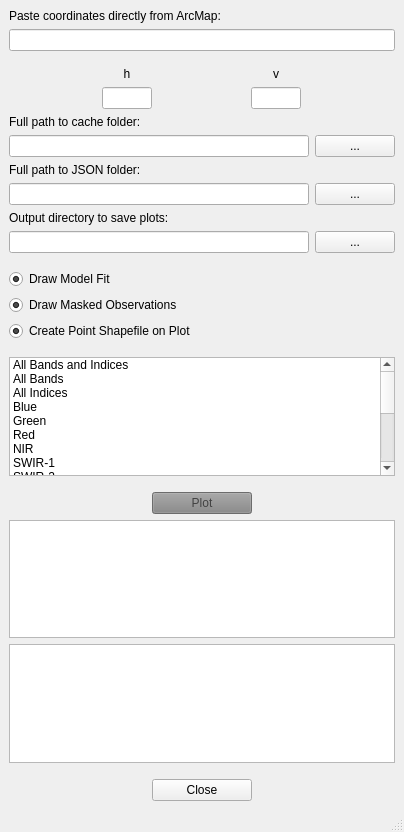
Above: Controls/UI_MAIN.UI from repository-preservation/lcmap-tap before the change. Below: the same form after it.
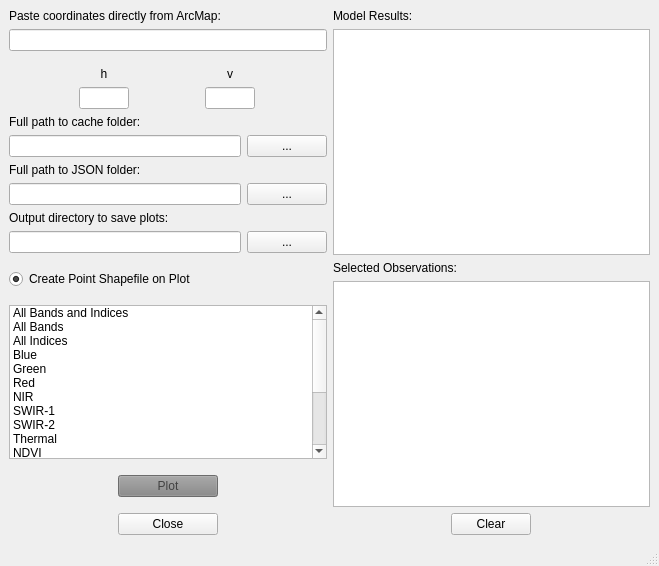
That is the form after the change.

The edit to the form file:
```diff
--- a/Controls/UI_MAIN.UI
+++ b/Controls/UI_MAIN.UI
@@ -6,8 +6,8 @@
    <rect>
     <x>0</x>
     <y>0</y>
-    <width>404</width>
-    <height>832</height>
+    <width>659</width>
+    <height>566</height>
    </rect>
   </property>
   <property name="windowTitle">
@@ -20,184 +20,6 @@
    <layout class="QGridLayout" name="gridLayout">
     <item row="0" column="0">
      <layout class="QGridLayout" name="gridLayout_main">
-      <item row="21" column="0">
-       <widget class="QPlainTextEdit" name="plainTextEdit_click">
-        <property name="readOnly">
-         <bool>true</bool>
-        </property>
-       </widget>
-      </item>
-      <item row="17" column="0">
-       <widget class="QListWidget" name="listitems">
-        <property name="alternatingRowColors">
-         <bool>false</bool>
-        </property>
-        <property name="selectionMode">
-         <enum>QAbstractItemView::MultiSelection</enum>
-        </property>
-        <item>
-         <property name="text">
-          <string>All Bands and Indices</string>
-         </property>
-        </item>
-        <item>
-         <property name="text">
-          <string>All Bands</string>
-         </property>
-        </item>
-        <item>
-         <property name="text">
-          <string>All Indices</string>
-         </property>
-        </item>
-        <item>
-         <property name="text">
-          <string>Blue</string>
-         </property>
-        </item>
-        <item>
-         <property name="text">
-          <string>Green</string>
-         </property>
-        </item>
-        <item>
-         <property name="text">
-          <string>Red</string>
-         </property>
-        </item>
-        <item>
-         <property name="text">
-          <string>NIR</string>
-         </property>
-        </item>
-        <item>
-         <property name="text">
-          <string>SWIR-1</string>
-         </property>
-        </item>
-        <item>
-         <property name="text">
-          <string>SWIR-2</string>
-         </property>
-        </item>
-        <item>
-         <property name="text">
-          <string>Thermal</string>
-         </property>
-        </item>
-        <item>
-         <property name="text">
-          <string>NDVI</string>
-         </property>
-        </item>
-        <item>
-         <property name="text">
-          <string>MSAVI</string>
-         </property>
-        </item>
-        <item>
-         <property name="text">
-          <string>EVI</string>
-         </property>
-        </item>
-        <item>
-         <property name="text">
-          <string>SAVI</string>
-         </property>
-        </item>
-        <item>
-         <property name="text">
-          <string>NDMI</string>
-         </property>
-        </item>
-        <item>
-         <property name="text">
-          <string>NBR</string>
-         </property>
-        </item>
-        <item>
-         <property name="text">
-          <string>NBR-2</string>
-         </property>
-        </item>
-       </widget>
-      </item>
-      <item row="9" column="0">
-       <widget class="QLabel" name="output_label">
-        <property name="text">
-         <string>Output directory to save plots:</string>
-        </property>
-       </widget>
-      </item>
-      <item row="18" column="0">
-       <spacer name="spacer_4">
-        <property name="orientation">
-         <enum>Qt::Vertical</enum>
-        </property>
-        <property name="sizeType">
-         <enum>QSizePolicy::Minimum</enum>
-        </property>
-        <property name="sizeHint" stdset="0">
-         <size>
-          <width>20</width>
-          <height>10</height>
-         </size>
-        </property>
-       </spacer>
-      </item>
-      <item row="20" column="0">
-       <widget class="QPlainTextEdit" name="plainTextEdit_results">
-        <property name="readOnly">
-         <bool>true</bool>
-        </property>
-       </widget>
-      </item>
-      <item row="4" column="0">
-       <layout class="QHBoxLayout" name="horizontalLayout_hvinput">
-        <item>
-         <widget class="QLineEdit" name="hline">
-          <property name="maximumSize">
-           <size>
-            <width>50</width>
-            <height>16777215</height>
-           </size>
-          </property>
-          <property name="maxLength">
-           <number>2</number>
-          </property>
-         </widget>
-        </item>
-        <item>
-         <widget class="QLineEdit" name="vline">
-          <property name="maximumSize">
-           <size>
-            <width>50</width>
-            <height>16777215</height>
-           </size>
-          </property>
-          <property name="maxLength">
-           <number>2</number>
-          </property>
-         </widget>
-        </item>
-       </layout>
-      </item>
-      <item row="22" column="0">
-       <spacer name="spacer_5">
-        <property name="orientation">
-         <enum>Qt::Vertical</enum>
-        </property>
-        <property name="sizeType">
-         <enum>QSizePolicy::Minimum</enum>
-        </property>
-        <property name="sizeHint" stdset="0">
-         <size>
-          <width>20</width>
-          <height>10</height>
-         </size>
-        </property>
-       </spacer>
-      </item>
       <item row="8" column="0">
        <layout class="QHBoxLayout" name="horizontalLayout_json">
         <item>
@@ -212,32 +34,7 @@
         </item>
        </layout>
       </item>
-      <item row="23" column="0" alignment="Qt::AlignHCenter">
-       <widget class="QPushButton" name="exitbutton">
-        <property name="sizePolicy">
-         <sizepolicy hsizetype="Fixed" vsizetype="Fixed">
-          <horstretch>0</horstretch>
-          <verstretch>0</verstretch>
-         </sizepolicy>
-        </property>
-        <property name="minimumSize">
-         <size>
-          <width>100</width>
-          <height>0</height>
-         </size>
-        </property>
-        <property name="maximumSize">
-         <size>
-          <width>100</width>
-          <height>16777215</height>
-         </size>
-        </property>
-        <property name="text">
-         <string>Close</string>
-        </property>
-       </widget>
-      </item>
-      <item row="19" column="0" alignment="Qt::AlignHCenter">
+      <item row="17" column="0" alignment="Qt::AlignHCenter">
        <widget class="QPushButton" name="plotbutton">
         <property name="enabled">
          <bool>false</bool>
@@ -680,6 +477,75 @@
         </property>
        </widget>
       </item>
+      <item row="20" column="0">
+       <spacer name="spacer_5">
+        <property name="orientation">
+         <enum>Qt::Vertical</enum>
+        </property>
+        <property name="sizeType">
+         <enum>QSizePolicy::Minimum</enum>
+        </property>
+        <property name="sizeHint" stdset="0">
+         <size>
+          <width>20</width>
+          <height>10</height>
+         </size>
+        </property>
+       </spacer>
+      </item>
+      <item row="4" column="0">
+       <layout class="QHBoxLayout" name="horizontalLayout_hvinput">
+        <item>
+         <widget class="QLineEdit" name="hline">
+          <property name="maximumSize">
+           <size>
+            <width>50</width>
+            <height>16777215</height>
+           </size>
+          </property>
+          <property name="maxLength">
+           <number>2</number>
+          </property>
+         </widget>
+        </item>
+        <item>
+         <widget class="QLineEdit" name="vline">
+          <property name="maximumSize">
+           <size>
+            <width>50</width>
+            <height>16777215</height>
+           </size>
+          </property>
+          <property name="maxLength">
+           <number>2</number>
+          </property>
+         </widget>
+        </item>
+       </layout>
+      </item>
+      <item row="5" column="0">
+       <widget class="QLabel" name="cache_label">
+        <property name="text">
+         <string>Full path to cache folder:</string>
+        </property>
+       </widget>
+      </item>
+      <item row="2" column="0">
+       <spacer name="spacer_1">
+        <property name="orientation">
+         <enum>Qt::Vertical</enum>
+        </property>
+        <property name="sizeType">
+         <enum>QSizePolicy::Minimum</enum>
+        </property>
+        <property name="sizeHint" stdset="0">
+         <size>
+          <width>20</width>
+          <height>10</height>
+         </size>
+        </property>
+       </spacer>
+      </item>
       <item row="1" column="0">
        <widget class="QLineEdit" name="arccoordsline">
         <property name="clearButtonEnabled">
@@ -701,29 +567,6 @@
         </item>
        </layout>
       </item>
-      <item row="5" column="0">
-       <widget class="QLabel" name="cache_label">
-        <property name="text">
-         <string>Full path to cache folder:</string>
-        </property>
-       </widget>
-      </item>
-      <item row="2" column="0">
-       <spacer name="spacer_1">
-        <property name="orientation">
-         <enum>Qt::Vertical</enum>
-        </property>
-        <property name="sizeType">
-         <enum>QSizePolicy::Minimum</enum>
-        </property>
-        <property name="sizeHint" stdset="0">
-         <size>
-          <width>20</width>
-          <height>10</height>
-         </size>
-        </property>
-       </spacer>
-      </item>
       <item row="3" column="0">
        <layout class="QHBoxLayout" name="horizontalLayout_hvLabels">
         <item>
@@ -763,36 +606,32 @@
         </item>
        </layout>
       </item>
-      <item row="11" column="0">
-       <spacer name="spacer_2">
-        <property name="orientation">
-         <enum>Qt::Vertical</enum>
+      <item row="21" column="0" alignment="Qt::AlignHCenter">
+       <widget class="QPushButton" name="exitbutton">
+        <property name="sizePolicy">
+         <sizepolicy hsizetype="Fixed" vsizetype="Fixed">
+          <horstretch>0</horstretch>
+          <verstretch>0</verstretch>
+         </sizepolicy>
         </property>
-        <property name="sizeType">
-         <enum>QSizePolicy::Minimum</enum>
+        <property name="minimumSize">
+         <size>
+          <width>100</width>
+          <height>0</height>
+         </size>
         </property>
-        <property name="sizeHint" stdset="0">
+        <property name="maximumSize">
          <size>
-          <width>20</width>
-          <height>10</height>
+          <width>100</width>
+          <height>16777215</height>
          </size>
         </property>
-       </spacer>
-      </item>
-      <item row="13" column="0">
-       <widget class="QRadioButton" name="radiomasked">
         <property name="text">
-         <string>Draw Masked Observations</string>
-        </property>
-        <property name="checked">
-         <bool>true</bool>
-        </property>
-        <property name="autoExclusive">
-         <bool>false</bool>
+         <string>Close</string>
         </property>
        </widget>
       </item>
-      <item row="14" column="0">
+      <item row="12" column="0">
        <widget class="QRadioButton" name="radioshp">
         <property name="text">
          <string>Create Point Shapefile on Plot</string>
@@ -805,22 +644,8 @@
         </property>
        </widget>
       </item>
-      <item row="10" column="0">
-       <layout class="QHBoxLayout" name="horizontalLayout_plotsave">
-        <item>
-         <widget class="QLineEdit" name="browseoutputline"/>
-        </item>
-        <item>
-         <widget class="QPushButton" name="browseoutputbutton">
-          <property name="text">
-           <string>...</string>
-          </property>
-         </widget>
-        </item>
-       </layout>
-      </item>
-      <item row="16" column="0">
-       <spacer name="spacer_3">
+      <item row="11" column="0">
+       <spacer name="spacer_2">
         <property name="orientation">
          <enum>Qt::Vertical</enum>
         </property>
@@ -849,22 +674,196 @@
         </property>
        </widget>
       </item>
-      <item row="12" column="0">
-       <widget class="QRadioButton" name="radiomodelfit">
+      <item row="10" column="0">
+       <layout class="QHBoxLayout" name="horizontalLayout_plotsave">
+        <item>
+         <widget class="QLineEdit" name="browseoutputline"/>
+        </item>
+        <item>
+         <widget class="QPushButton" name="browseoutputbutton">
+          <property name="text">
+           <string>...</string>
+          </property>
+         </widget>
+        </item>
+       </layout>
+      </item>
+      <item row="14" column="0">
+       <spacer name="spacer_3">
+        <property name="orientation">
+         <enum>Qt::Vertical</enum>
+        </property>
+        <property name="sizeType">
+         <enum>QSizePolicy::Minimum</enum>
+        </property>
+        <property name="sizeHint" stdset="0">
+         <size>
+          <width>20</width>
+          <height>10</height>
+         </size>
+        </property>
+       </spacer>
+      </item>
+      <item row="9" column="0">
+       <widget class="QLabel" name="output_label">
+        <property name="text">
+         <string>Output directory to save plots:</string>
+        </property>
+       </widget>
+      </item>
+      <item row="16" column="0">
+       <spacer name="spacer_4">
+        <property name="orientation">
+         <enum>Qt::Vertical</enum>
+        </property>
+        <property name="sizeType">
+         <enum>QSizePolicy::Minimum</enum>
+        </property>
+        <property name="sizeHint" stdset="0">
+         <size>
+          <width>20</width>
+          <height>10</height>
+         </size>
+        </property>
+       </spacer>
+      </item>
+      <item row="15" column="0">
+       <widget class="QListWidget" name="listitems">
+        <property name="alternatingRowColors">
+         <bool>false</bool>
+        </property>
+        <property name="selectionMode">
+         <enum>QAbstractItemView::MultiSelection</enum>
+        </property>
+        <item>
+         <property name="text">
+          <string>All Bands and Indices</string>
+         </property>
+        </item>
+        <item>
+         <property name="text">
+          <string>All Bands</string>
+         </property>
+        </item>
+        <item>
+         <property name="text">
+          <string>All Indices</string>
+         </property>
+        </item>
+        <item>
+         <property name="text">
+          <string>Blue</string>
+         </property>
+        </item>
+        <item>
+         <property name="text">
+          <string>Green</string>
+         </property>
+        </item>
+        <item>
+         <property name="text">
+          <string>Red</string>
+         </property>
+        </item>
+        <item>
+         <property name="text">
+          <string>NIR</string>
+         </property>
+        </item>
+        <item>
+         <property name="text">
+          <string>SWIR-1</string>
+         </property>
+        </item>
+        <item>
+         <property name="text">
+          <string>SWIR-2</string>
+         </property>
+        </item>
+        <item>
+         <property name="text">
+          <string>Thermal</string>
+         </property>
+        </item>
+        <item>
+         <property name="text">
+          <string>NDVI</string>
+         </property>
+        </item>
+        <item>
+         <property name="text">
+          <string>MSAVI</string>
+         </property>
+        </item>
+        <item>
+         <property name="text">
+          <string>EVI</string>
+         </property>
+        </item>
+        <item>
+         <property name="text">
+          <string>SAVI</string>
+         </property>
+        </item>
+        <item>
+         <property name="text">
+          <string>NDMI</string>
+         </property>
+        </item>
+        <item>
+         <property name="text">
+          <string>NBR</string>
+         </property>
+        </item>
+        <item>
+         <property name="text">
+          <string>NBR-2</string>
+         </property>
+        </item>
+       </widget>
+      </item>
+     </layout>
+    </item>
+    <item row="0" column="1">
+     <layout class="QVBoxLayout" name="outputverticalLayout">
+      <item>
+       <widget class="QLabel" name="label">
+        <property name="text">
+         <string>Model Results:</string>
+        </property>
+       </widget>
+      </item>
+      <item>
+       <widget class="QPlainTextEdit" name="plainTextEdit_results">
+        <property name="readOnly">
+         <bool>true</bool>
+        </property>
+       </widget>
+      </item>
+      <item>
+       <widget class="QLabel" name="label_2">
+        <property name="text">
+         <string>Selected Observations:</string>
+        </property>
+       </widget>
+      </item>
+      <item>
+       <widget class="QPlainTextEdit" name="plainTextEdit_click">
+        <property name="readOnly">
+         <bool>true</bool>
+        </property>
+       </widget>
+      </item>
+      <item alignment="Qt::AlignHCenter">
+       <widget class="QPushButton" name="clearpushButton">
         <property name="sizePolicy">
-         <sizepolicy hsizetype="Minimum" vsizetype="Fixed">
+         <sizepolicy hsizetype="Fixed" vsizetype="Fixed">
           <horstretch>0</horstretch>
           <verstretch>0</verstretch>
          </sizepolicy>
         </property>
         <property name="text">
-         <string>Draw Model Fit</string>
-        </property>
-        <property name="checked">
-         <bool>true</bool>
-        </property>
-        <property name="autoExclusive">
-         <bool>false</bool>
+         <string>Clear</string>
         </property>
        </widget>
       </item>
@@ -877,7 +876,7 @@
     <rect>
      <x>0</x>
      <y>0</y>
-     <width>404</width>
+     <width>659</width>
      <height>21</height>
     </rect>
    </property>
```
Left out of the diff: 3 changed lines with no effect on the pictures.
